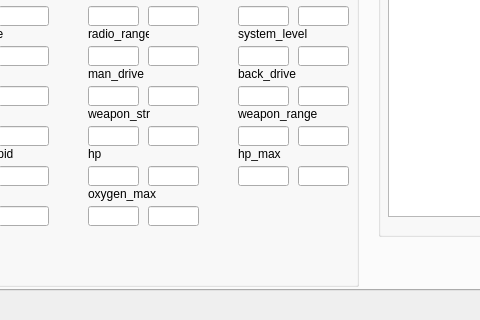
mizit/Nova-git, file Server/nova-server/mainwindow.ui: the form before one commit; both pictures show x 104 to 584 and y 327 to 647 of the 1184 by 647 pixel window.
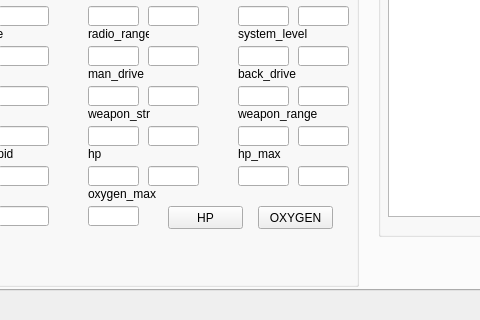
The form after the commit.

Commit message:
Up/down oxygen
Набор и расход кислорода. Радиационные поля.

The edit to the form file:
```diff
--- a/Server/nova-server/mainwindow.ui
+++ b/Server/nova-server/mainwindow.ui
@@ -848,16 +848,6 @@
         </rect>
        </property>
       </widget>
-      <widget class="QLineEdit" name="edit_oxygen_max_2">
-       <property name="geometry">
-        <rect>
-         <x>220</x>
-         <y>240</y>
-         <width>51</width>
-         <height>20</height>
-        </rect>
-       </property>
-      </widget>
       <widget class="QLineEdit" name="edit_hp_max_2">
        <property name="geometry">
         <rect>
@@ -977,6 +967,32 @@
         <string>weapon_rapid</string>
        </property>
       </widget>
+      <widget class="QPushButton" name="btn_hp">
+       <property name="geometry">
+        <rect>
+         <x>240</x>
+         <y>240</y>
+         <width>75</width>
+         <height>23</height>
+        </rect>
+       </property>
+       <property name="text">
+        <string>HP</string>
+       </property>
+      </widget>
+      <widget class="QPushButton" name="btn_oxygen">
+       <property name="geometry">
+        <rect>
+         <x>330</x>
+         <y>240</y>
+         <width>75</width>
+         <height>23</height>
+        </rect>
+       </property>
+       <property name="text">
+        <string>OXYGEN</string>
+       </property>
+      </widget>
      </widget>
     </widget>
    </widget>
```
The commit also changes 35 other files.
